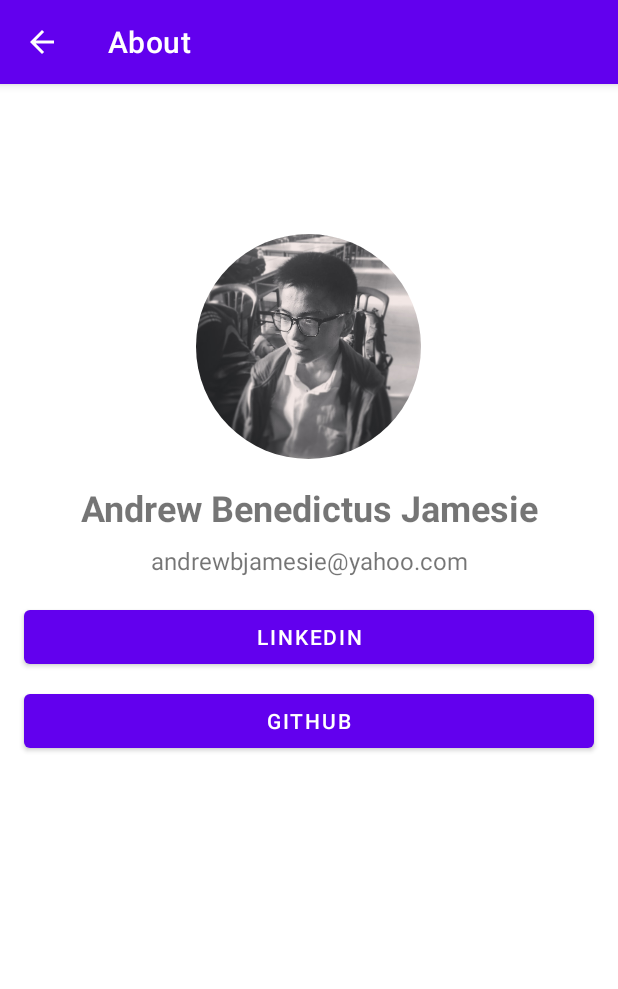
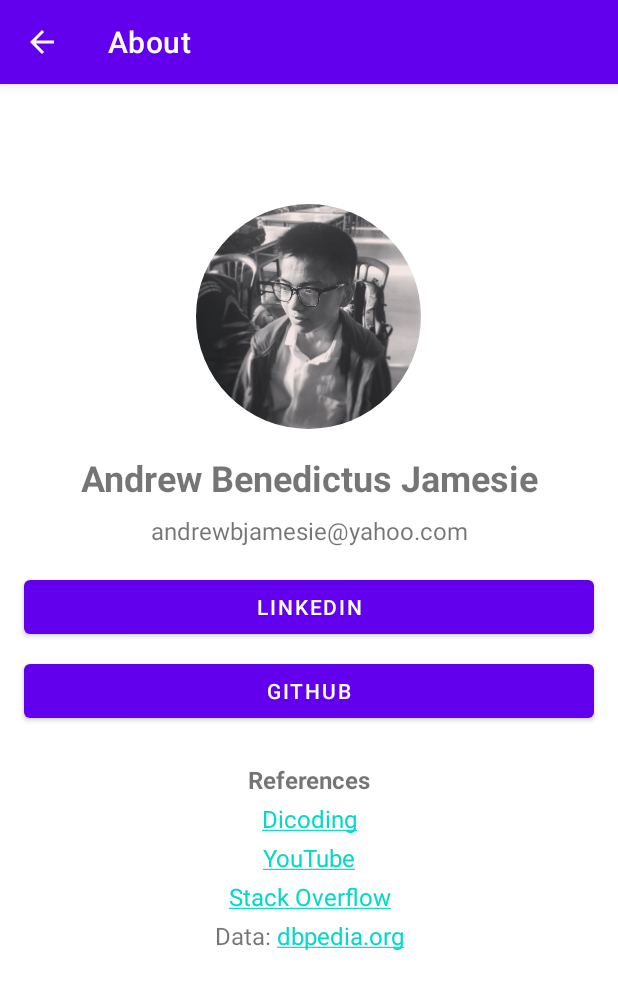
Before and after one commit to aNdr3W03/SimpleAndroidApp, an Android app: the About screen opened directly, with no data from a screen before it, after a tap on "andrewbjamesie@yahoo.com", on a phone screen of 412 x 824 dp. Shown: the top 989 px of the screen. Run offline under Robolectric (Android 15) with nearby library versions, the phone set to English and light mode, and no system bars; our stand-ins replace CircleImageView.

Commit message:
update about references

```diff
--- a/app/src/main/java/com/andrew/simpleandroidapp/About.kt
+++ b/app/src/main/java/com/andrew/simpleandroidapp/About.kt
@@ -17,33 +17,65 @@ class About : AppCompatActivity(), View.OnClickListener {
         actionBar!!.title = "About"
         actionBar.setDisplayHomeAsUpEnabled(true)
 
-        val tvEmail: TextView   = findViewById(R.id.tv_url_email)
-        val btnLinkedIn: Button = findViewById(R.id.btn_url_linkedin)
-        val btnGitHub:Button    = findViewById(R.id.btn_url_github)
+        val tvEmail:         TextView = findViewById(R.id.tv_url_email)
+        val btnLinkedIn:     Button   = findViewById(R.id.btn_url_linkedin)
+        val btnGitHub:       Button   = findViewById(R.id.btn_url_github)
+        val tvDicoding:      TextView = findViewById(R.id.tv_url_dicoding)
+        val tvYouTube:       TextView = findViewById(R.id.tv_url_youtube)
+        val tvStackOverflow: TextView = findViewById(R.id.tv_url_stackoverflow)
+        val tvDBpedia:       TextView = findViewById(R.id.tv_url_dbpedia)
 
         tvEmail.setOnClickListener(this)
         btnLinkedIn.setOnClickListener(this)
         btnGitHub.setOnClickListener(this)
+        tvDicoding.setOnClickListener(this)
+        tvYouTube.setOnClickListener(this)
+        tvStackOverflow.setOnClickListener(this)
+        tvDBpedia.setOnClickListener(this)
     }
 
     override fun onClick(v: View) {
         when (v.id) {
             R.id.tv_url_email -> {
                 val link = "mailto:andrewbjamesie@yahoo.com"
-                val linkedInIntent = Intent(Intent.ACTION_VIEW, Uri.parse(link))
-                startActivity(linkedInIntent)
+                val intent = Intent(Intent.ACTION_VIEW, Uri.parse(link))
+                startActivity(intent)
             }
 
             R.id.btn_url_linkedin -> {
                 val link = "https://www.linkedin.com/in/andrewbenedictusjamesie"
-                val linkedInIntent = Intent(Intent.ACTION_VIEW, Uri.parse(link))
-                startActivity(linkedInIntent)
+                val intent = Intent(Intent.ACTION_VIEW, Uri.parse(link))
+                startActivity(intent)
             }
 
             R.id.btn_url_github -> {
                 val link = "https://github.com/aNdr3W03/SimpleAndroidApp"
-                val gitHubIntent = Intent(Intent.ACTION_VIEW, Uri.parse(link))
-                startActivity(gitHubIntent)
+                val intent = Intent(Intent.ACTION_VIEW, Uri.parse(link))
+                startActivity(intent)
+            }
+
+            R.id.tv_url_dicoding -> {
+                val link = "https://www.dicoding.com/academies/51"
+                val intent = Intent(Intent.ACTION_VIEW, Uri.parse(link))
+                startActivity(intent)
+            }
+
+            R.id.tv_url_youtube -> {
+                val link = "https://www.youtube.com"
+                val intent = Intent(Intent.ACTION_VIEW, Uri.parse(link))
+                startActivity(intent)
+            }
+
+            R.id.tv_url_stackoverflow -> {
+                val link = "https://stackoverflow.com"
+                val intent = Intent(Intent.ACTION_VIEW, Uri.parse(link))
+                startActivity(intent)
+            }
+
+            R.id.tv_url_dbpedia -> {
+                val link = "https://www.dbpedia.org"
+                val intent = Intent(Intent.ACTION_VIEW, Uri.parse(link))
+                startActivity(intent)
             }
         }
     }
--- a/app/src/main/res/layout/activity_about.xml
+++ b/app/src/main/res/layout/activity_about.xml
@@ -11,7 +11,7 @@
         <de.hdodenhof.circleimageview.CircleImageView
             android:layout_width="150dp"
             android:layout_height="150dp"
-            android:layout_marginTop="100dp"
+            android:layout_marginTop="80dp"
             android:layout_marginBottom="16dp"
             android:layout_gravity="center_horizontal"
             android:src="@drawable/profile_picture" />
@@ -51,9 +51,53 @@
             android:layout_height="wrap_content"
             android:layout_marginLeft="16dp"
             android:layout_marginRight="16dp"
-            android:layout_marginBottom="100dp"
+            android:layout_marginBottom="24dp"
             android:textAlignment="center"
             android:textSize="14sp"
             android:text="@string/myGitHub" />
+
+        <TextView
+            android:layout_width="match_parent"
+            android:layout_height="wrap_content"
+            android:layout_marginBottom="4dp"
+            android:textAlignment="center"
+            android:textSize="16sp"
+            android:textStyle="bold"
+            android:text="@string/reference" />
+
+        <TextView
+            android:id="@+id/tv_url_dicoding"
+            android:layout_width="match_parent"
+            android:layout_height="wrap_content"
+            android:layout_marginBottom="4dp"
+            android:textAlignment="center"
+            android:textSize="16sp"
+            android:text="@string/dicoding" />
+
+        <TextView
+            android:id="@+id/tv_url_youtube"
+            android:layout_width="match_parent"
+            android:layout_height="wrap_content"
+            android:layout_marginBottom="4dp"
+            android:textAlignment="center"
+            android:textSize="16sp"
+            android:text="@string/youtube" />
+
+        <TextView
+            android:id="@+id/tv_url_stackoverflow"
+            android:layout_width="match_parent"
+            android:layout_height="wrap_content"
+            android:layout_marginBottom="4dp"
+            android:textAlignment="center"
+            android:textSize="16sp"
+            android:text="@string/stackoverflow" />
+
+        <TextView
+            android:id="@+id/tv_url_dbpedia"
+            android:layout_width="match_parent"
+            android:layout_height="wrap_content"
+            android:textAlignment="center"
+            android:textSize="16sp"
+            android:text="@string/dbpedia" />
     </LinearLayout>
 </ScrollView>
--- a/app/src/main/res/values/strings.xml
+++ b/app/src/main/res/values/strings.xml
@@ -27,4 +27,9 @@
     <string name="myLinkedIn">LinkedIn</string>
     <string name="myGitHub">GitHub</string>
     <string name="splashscreen">SplashScreen</string>
+    <string name="reference">References</string>
+    <string name="dicoding"><a href="https://www.dicoding.com/academies/51">Dicoding</a></string>
+    <string name="youtube"><a href="https://www.youtube.com">YouTube</a></string>
+    <string name="stackoverflow"><a href="https://stackoverflow.com">Stack Overflow</a></string>
+    <string name="dbpedia">Data: <a href="https://www.dbpedia.org">dbpedia.org</a></string>
 </resources>
```
